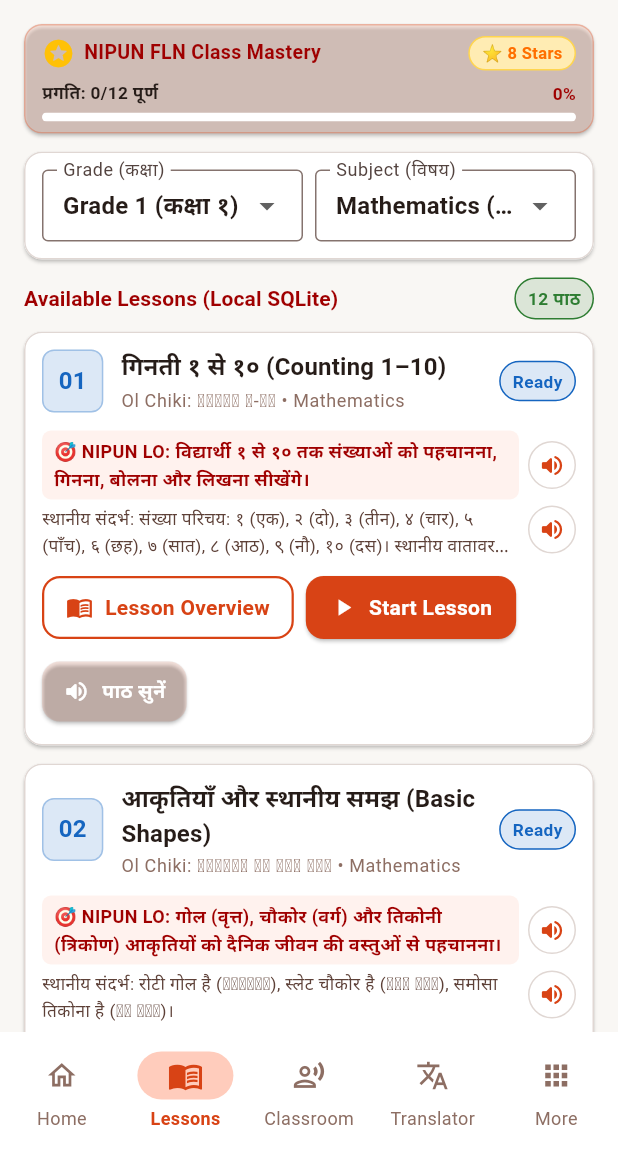
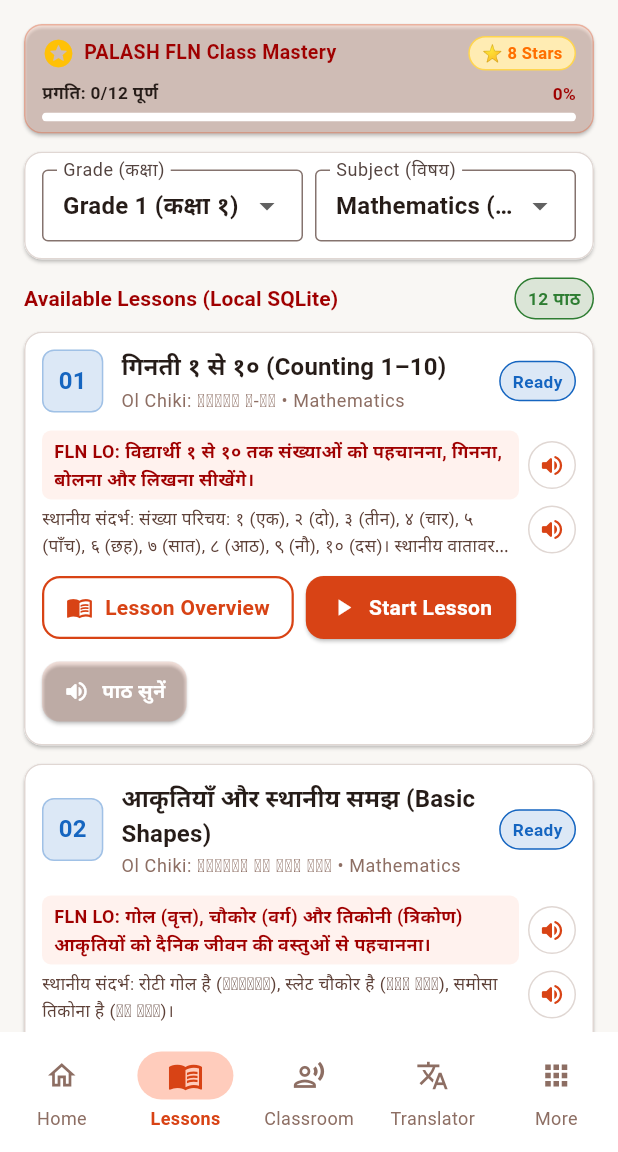
Before and after one commit to divycoders/PALASH-Vaani, a Flutter app: the MainShellScreen screen opened directly, item 2 of the bottom bar chosen, on a phone screen of 412 x 824 dp, the part 84-1236 px from its top. Run offline on Flutter 3.47's test engine with Material 3 defaults, Android fonts, the phone set to English and light mode, and no system bars; our stand-ins replace connectivity_plus, flutter_tts, pdf, printing, speech_to_text, sqflite and 1 more; accounts and stored records are empty.

Commit message:
docs(sih2026): align README with official SIH 2026 PS 26042 specifications and update app keywords to PALASH FLN

```diff
--- a/lib/core/services/tribal_lexicon_data.dart
+++ b/lib/core/services/tribal_lexicon_data.dart
@@ -512,7 +512,7 @@ class TribalLexiconData {
   ];
 
   // -------------------------------------------------------------
-  // 2. Cardinal Numbers (NIPUN Bharat Numeracy FLN 1-100)
+  // 2. Cardinal Numbers (PALASH Numeracy FLN 1-100)
   // -------------------------------------------------------------
   static final List<Map<String, dynamic>> numbers = [
     {
--- a/lib/core/widgets/responsive_scaffold.dart
+++ b/lib/core/widgets/responsive_scaffold.dart
@@ -310,7 +310,7 @@ class ResponsiveScaffold extends StatelessWidget {
                 ListTile(
                   leading: const Icon(Icons.slideshow_rounded, color: AppColors.secondary),
                   title: const Text('ऐप डेमो व परिचय (App Walkthrough)'),
-                  subtitle: const Text('MTB-MLE व NIPUN Bharat फीचर्स का इंटरैक्टिव डेमो'),
+                  subtitle: const Text('PALASH MTB-MLE व FLN फीचर्स का इंटरैक्टिव डेमो'),
                   onTap: () {
                     Navigator.pop(ctx);
                     Navigator.pushNamed(context, AppRoutes.onboarding);
--- a/lib/features/diagnostics/presentation/screens/diagnostics_screen.dart
+++ b/lib/features/diagnostics/presentation/screens/diagnostics_screen.dart
@@ -104,7 +104,7 @@ class _DiagnosticsScreenState extends State<DiagnosticsScreen> {
             backgroundColor: AppColors.primaryContainer.withValues(alpha: 0.3),
             borderColor: AppColors.primaryLight,
             padding: const EdgeInsets.all(AppSpacing.lg),
-            title: 'SIH Problem Statement 26042 SLA Verification',
+            title: 'SIH 2026 Problem Statement 26042 SLA Verification',
             subtitle: 'Real-Time Voice & Translation Latency Constraint (≤ 3.0s)',
             trailing: StatusBadge(
               label: _benchmarkResults == null
@@ -225,7 +225,7 @@ class _DiagnosticsScreenState extends State<DiagnosticsScreen> {
                 const Divider(),
                 _buildDiagnosticRow(
                   title: 'Worksheet PDF Engine',
-                  subtitle: 'Client-side NIPUN Bharat printable generator',
+                  subtitle: 'Client-side JCERT FLN printable generator',
                   status: 'Active (Offline Export)',
                   statusColor: AppColors.success,
                 ),
--- a/lib/features/flashcards/presentation/screens/flashcards_screen.dart
+++ b/lib/features/flashcards/presentation/screens/flashcards_screen.dart
@@ -173,7 +173,7 @@ class _FlashcardsScreenState extends State<FlashcardsScreen> {
 
   String _getStarLevelTitle() {
     if (_flashcardStars >= 15) {
-      return 'NIPUN FLN मास्टर (Expert)';
+      return 'PALASH FLN मास्टर (Expert)';
     } else if (_flashcardStars >= 5) {
       return 'मातृभाषा शिक्षार्थी (Learner)';
     } else {
--- a/lib/features/home/presentation/screens/home_screen.dart
+++ b/lib/features/home/presentation/screens/home_screen.dart
@@ -131,7 +131,7 @@ class HomeScreen extends StatelessWidget {
                   spacing: AppSpacing.xs,
                   runSpacing: AppSpacing.xs,
                   children: [
-                    StatusBadge(label: '5 NIPUN FLN Lessons', color: AppColors.tagMath, icon: Icons.menu_book),
+                    StatusBadge(label: '21 PALASH FLN Lessons', color: AppColors.tagMath, icon: Icons.menu_book),
                     StatusBadge(label: 'Sub-3s Voice Bridge', color: AppColors.secondary, icon: Icons.record_voice_over_rounded),
                     StatusBadge(label: 'Offline PDF Worksheets', color: AppColors.primary, icon: Icons.print),
                   ],
@@ -195,7 +195,7 @@ class HomeScreen extends StatelessWidget {
                                     borderRadius: BorderRadius.circular(6),
                                   ),
                                   child: const Text(
-                                    'NIPUN FLN प्रश्नोत्तरी',
+                                    'PALASH FLN प्रश्नोत्तरी',
                                     style: TextStyle(color: Colors.black87, fontSize: 10, fontWeight: FontWeight.bold),
                                   ),
                                 ),
--- a/lib/features/lessons/presentation/screens/lessons_screen.dart
+++ b/lib/features/lessons/presentation/screens/lessons_screen.dart
@@ -128,7 +128,7 @@ class _LessonsScreenState extends State<LessonsScreen> {
           child: Column(
         crossAxisAlignment: CrossAxisAlignment.start,
         children: [
-          // NIPUN Bharat FLN Class Mastery Dashboard (Top Card)
+          // PALASH FLN Class Mastery Dashboard (Top Card)
           AppCard(
             backgroundColor: AppColors.primaryContainer.withValues(alpha: 0.35),
             borderColor: AppColors.primary.withValues(alpha: 0.3),
@@ -142,7 +142,7 @@ class _LessonsScreenState extends State<LessonsScreen> {
                     const SizedBox(width: 6),
                     const Expanded(
                       child: Text(
-                        'NIPUN FLN Class Mastery',
+                        'PALASH FLN Class Mastery',
                         style: TextStyle(fontWeight: FontWeight.bold, fontSize: 13, color: AppColors.primaryDark),
                         overflow: TextOverflow.ellipsis,
                       ),
@@ -355,14 +355,14 @@ class _LessonsScreenState extends State<LessonsScreen> {
                                 borderRadius: BorderRadius.circular(6),
                               ),
                               child: Text(
-                                '🎯 NIPUN LO: ${lesson.objectiveHi}',
+                                'FLN LO: ${lesson.objectiveHi}',
                                 style: const TextStyle(fontSize: 12, fontWeight: FontWeight.w600, color: AppColors.primaryDark),
                               ),
                             ),
                           ),
                           const SizedBox(width: 6),
                           NaturalAudioButton(
-                            textToSpeak: 'निपुण दक्षता: ${lesson.objectiveHi}',
+                            textToSpeak: 'दक्षता लक्ष्य: ${lesson.objectiveHi}',
                             speakId: 'card_lo_${lesson.id}',
                             isCompact: true,
                             tooltip: 'दक्षता उद्देश्य सुनें',
--- a/lib/features/lessons/presentation/widgets/classroom_lesson_player.dart
+++ b/lib/features/lessons/presentation/widgets/classroom_lesson_player.dart
@@ -528,7 +528,7 @@ class _ClassroomLessonPlayerState extends State<ClassroomLessonPlayer> {
               const SizedBox(width: 8),
               Expanded(
                 child: Text(
-                  '🎉 बधाई! "${widget.lesson.titleHi}" की NIPUN दक्षता पूर्ण हुई!',
+                  'बधाई! "${widget.lesson.titleHi}" की FLN दक्षता पूर्ण हुई!',
                   style: const TextStyle(fontWeight: FontWeight.bold),
                 ),
               ),
--- a/lib/features/onboarding/presentation/screens/onboarding_screen.dart
+++ b/lib/features/onboarding/presentation/screens/onboarding_screen.dart
@@ -24,7 +24,7 @@ class _OnboardingScreenState extends State<OnboardingScreen> {
           'झारखंड के जनजातीय क्षेत्रों के प्राथमिक विद्यालयों के लिए समर्पित मंच। हिंदी भाषी शिक्षकों और संथाली, हो व मुंडारी भाषी बच्चों के बीच सीखने की दूरी को मिटाना।',
       'icon': Icons.school_rounded,
       'isLogo': true,
-      'badge': 'NIPUN Bharat • SIH 26042',
+      'badge': 'PALASH FLN • SIH 2026 (ID: 26042)',
     },
     {
       'title': 'कक्षा ध्वनि सेतु (Real-Time Voice Bridge)',
--- a/lib/features/quiz/presentation/screens/quiz_screen.dart
+++ b/lib/features/quiz/presentation/screens/quiz_screen.dart
@@ -159,7 +159,7 @@ class _QuizScreenState extends State<QuizScreen> {
                     Icon(Icons.workspace_premium_rounded, color: Colors.amber, size: 20),
                     SizedBox(width: 6),
                     Text(
-                      'FLN बाल विजेता (NIPUN Champ)',
+                      'FLN बाल विजेता (FLN Champ)',
                       style: TextStyle(fontWeight: FontWeight.bold, color: AppColors.primaryDark),
                     ),
                   ],
--- a/lib/features/worksheets/models/worksheet_models.dart
+++ b/lib/features/worksheets/models/worksheet_models.dart
@@ -103,7 +103,7 @@ class WorksheetTemplate {
   });
 }
 
-/// Repository providing authentic NIPUN Bharat MTB-MLE worksheets for Jharkhand
+/// Repository providing authentic PALASH MTB-MLE worksheets for Jharkhand
 class WorksheetRepository {
   WorksheetRepository._();
 
--- a/lib/features/worksheets/presentation/screens/worksheets_screen.dart
+++ b/lib/features/worksheets/presentation/screens/worksheets_screen.dart
@@ -263,7 +263,7 @@ class _WorksheetsScreenState extends State<WorksheetsScreen> {
                           ),
                           const SizedBox(height: AppSpacing.xxs),
                           const Text(
-                            'Offline MTB-MLE Worksheet Engine • JCERT & NIPUN Bharat FLN',
+                            'Offline MTB-MLE Worksheet Engine • JCERT & PALASH FLN',
                             style: TextStyle(
                               fontSize: 12.5,
                               fontWeight: FontWeight.w600,
@@ -612,7 +612,7 @@ class _WorksheetsScreenState extends State<WorksheetsScreen> {
           const SizedBox(height: AppSpacing.lg),
 
           // -------------------------------------------------------------
-          // 5. NIPUN Bharat MTB-MLE Pedagogy Info Footer
+          // 5. PALASH MTB-MLE FLN Pedagogy Info Footer
           // -------------------------------------------------------------
           AppCard(
             backgroundColor: AppColors.surfaceVariant.withValues(alpha: 0.5),
@@ -716,7 +716,7 @@ class _WorksheetsScreenState extends State<WorksheetsScreen> {
                       ),
                       SizedBox(height: 2),
                       Text(
-                        'PALASH Mother Tongue-Based Multilingual Education (MTB-MLE) • NIPUN FLN',
+                        'PALASH Mother Tongue-Based Multilingual Education (MTB-MLE) • FLN',
                         style: TextStyle(fontSize: 8, fontWeight: FontWeight.bold, color: Color(0xFF4E342E)),
                         textAlign: TextAlign.center,
                       ),
@@ -800,7 +800,7 @@ class _WorksheetsScreenState extends State<WorksheetsScreen> {
                         style: const TextStyle(fontSize: 10.5, fontWeight: FontWeight.bold, color: Color(0xFF0D47A1)),
                       ),
                       Text(
-                        'NIPUN Code (${_selectedTemplate.nipunCode}): ${_selectedTemplate.competencyTitle}',
+                        'FLN Code (${_selectedTemplate.nipunCode}): ${_selectedTemplate.competencyTitle}',
                         style: const TextStyle(fontSize: 8.5, color: Colors.black87),
                       ),
                     ],
--- a/lib/features/worksheets/services/worksheet_pdf_generator.dart
+++ b/lib/features/worksheets/services/worksheet_pdf_generator.dart
@@ -110,7 +110,7 @@ class WorksheetPdfGenerator {
                               borderRadius: pw.BorderRadius.circular(3),
                             ),
                             child: pw.Text(
-                              'PALASH Mother Tongue-Based Multilingual Education (MTB-MLE) • NIPUN Bharat FLN',
+                              'PALASH Mother Tongue-Based Multilingual Education (MTB-MLE) • JCERT FLN',
                               style: pw.TextStyle(font: fontBold, fontSize: 8.5, color: PdfColors.brown900),
                               textAlign: pw.TextAlign.center,
                             ),
@@ -201,7 +201,7 @@ class WorksheetPdfGenerator {
               pw.SizedBox(height: 8),
 
               // -------------------------------------------------------------
-              // 3. Worksheet Topic, Competency & NIPUN Code Bar
+              // 3. Worksheet Topic, Competency & FLN Code Bar
               // -------------------------------------------------------------
               pw.Container(
                 padding: const pw.EdgeInsets.symmetric(horizontal: 8, vertical: 5),
@@ -222,7 +222,7 @@ class WorksheetPdfGenerator {
                             style: pw.TextStyle(font: fontBold, fontSize: 10.5, color: PdfColors.blue900),
                           ),
                           pw.Text(
-                            'अधिगम प्रतिफल (NIPUN LO Code: ${template.nipunCode}): ${template.competencyTitle}',
+                            'अधिगम प्रतिफल (FLN LO Code: ${template.nipunCode}): ${template.competencyTitle}',
                             style: pw.TextStyle(font: fontRegular, fontSize: 8.5, color: PdfColors.grey800),
                           ),
                         ],
```
Also changed, not shown: 3 other files.
